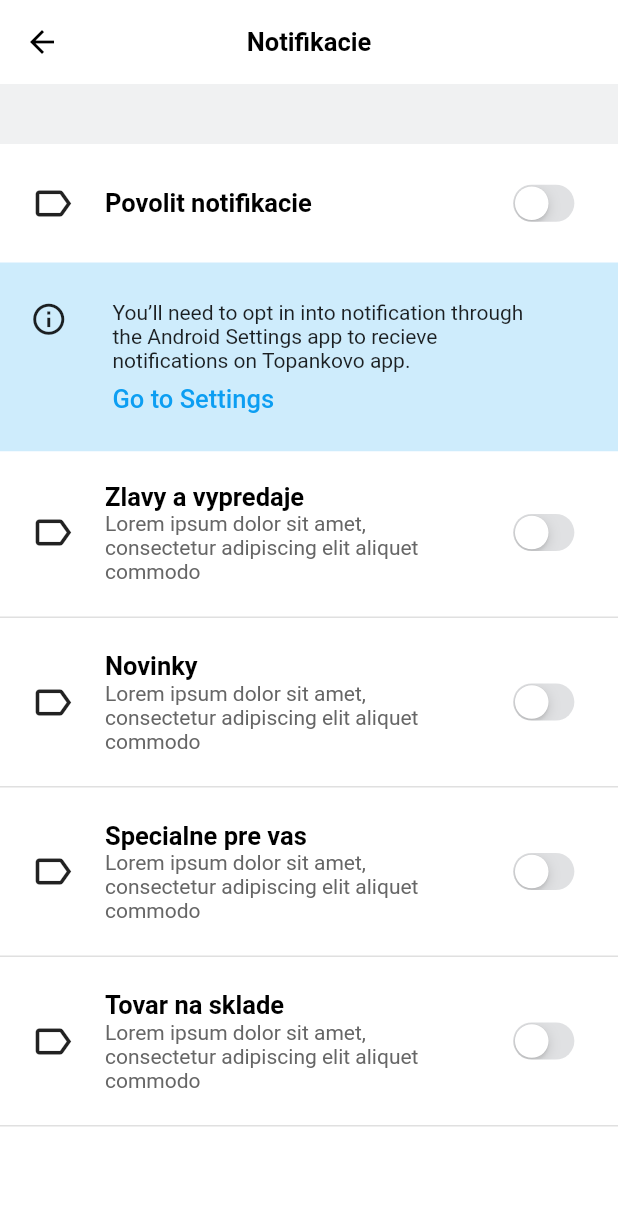
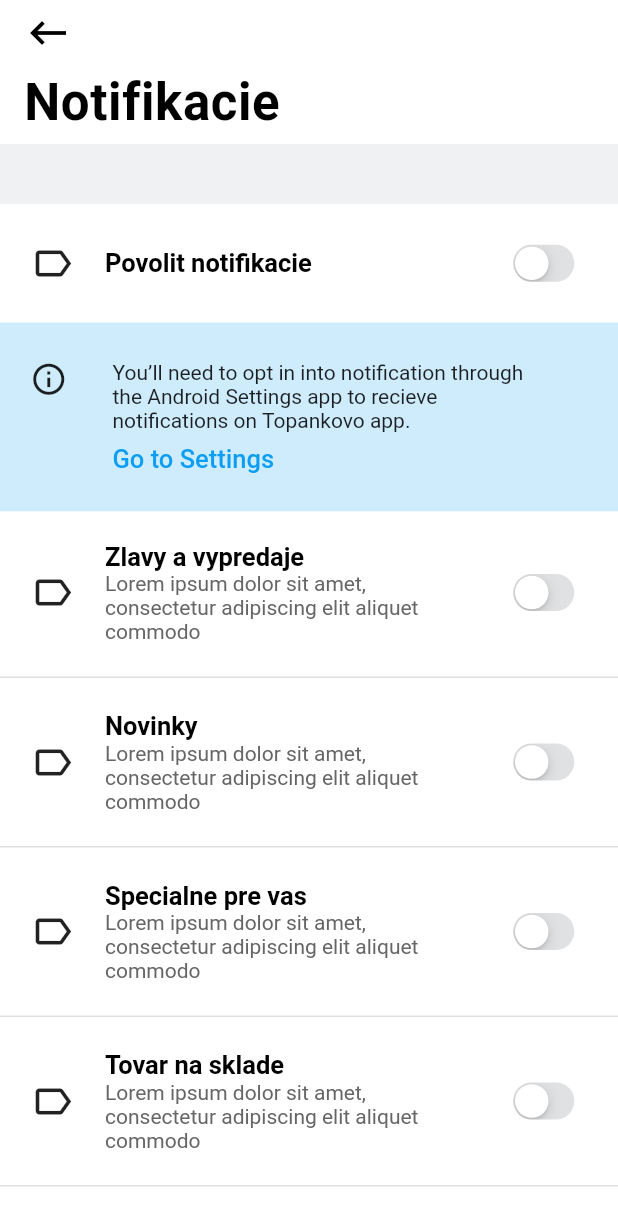
Before and after one commit to JakubPatrik/android_to_flutter_notifications, a Flutter app: the screen it shows after launch, on a phone screen of 412 x 824 dp. Shown: the top 1226 px of the screen. Run offline on Flutter 3.47's test engine with Material 2 defaults, Android fonts, the phone set to English and light mode, and no system bars; our stand-ins replace firebase_messaging, flutter_local_notifications; accounts and stored records are empty.

Commit message:
notification working

```diff
--- a/lib/home.dart
+++ b/lib/home.dart
@@ -56,22 +56,26 @@ class _MyHomePageState extends State<MyHomePage> {
 
   @override
   Widget build(BuildContext context) {
-    return Scaffold(
+    return CupertinoPageScaffold(
       backgroundColor: Colors.white,
-      appBar: AppBar(
-        elevation: 0,
-        title: Text(
-          "Notifikacie",
-          style: kText,
-        ),
-        centerTitle: true,
-        leading: Icon(
-          Icons.arrow_back,
+      child: CustomScrollView(
+        slivers: [
+          CupertinoSliverNavigationBar(
+            leading: GestureDetector(
+              child: Icon(
+                Icons.keyboard_backspace,
                 color: Colors.black,
               ),
-        backgroundColor: Colors.white,
+              onTap: () => print("Tapped"),
             ),
-      body: ListView(children: [
+            automaticallyImplyLeading: false,
+            largeTitle: Text(
+              "Notifikacie",
+              textAlign: TextAlign.left,
+            ),
+          ),
+          SliverList(
+            delegate: SliverChildListDelegate([
               Container(
                 color: Color.fromRGBO(234, 235, 237, 0.7),
                 height: 40,
@@ -85,7 +89,8 @@ class _MyHomePageState extends State<MyHomePage> {
               ),
               Container(
                   color: Color.fromRGBO(12, 158, 242, 0.2),
-            padding: const EdgeInsets.symmetric(horizontal: 20, vertical: 25),
+                  padding:
+                      const EdgeInsets.symmetric(horizontal: 20, vertical: 25),
                   child: Row(
                       mainAxisAlignment: MainAxisAlignment.spaceBetween,
                       crossAxisAlignment: CrossAxisAlignment.start,
@@ -139,10 +144,14 @@ class _MyHomePageState extends State<MyHomePage> {
                   stream: NotificationsBloc.instance.notificationStream,
                   builder: (context, snapshot) {
                     return Container(
-                child: Text(snapshot.hasData ? snapshot.data.toString() : ""),
+                      child: Text(
+                          snapshot.hasData ? snapshot.data.toString() : ""),
                     );
                   })
             ]),
+          ),
+        ],
+      ),
     );
   }
 
--- a/pubspec.yaml
+++ b/pubspec.yaml
@@ -30,6 +30,8 @@ dependencies:
   cupertino_icons: ^0.1.3
   provider: ^4.3.2+2
   path_provider: ^1.6.22
+
+  sqflite: 1.3.0
 
   firebase_messaging: ^7.0.3
   flutter_local_notifications: ^3.0.1+2
```
Also changed, not shown: pubspec.lock. Lines whose indentation alone changed are shown as unchanged.
